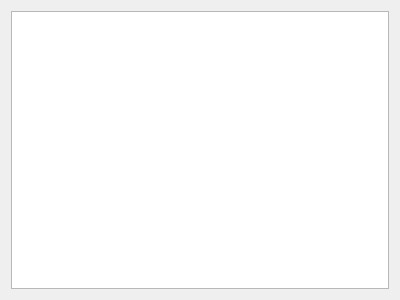
Before: the Qt Designer form analizationform.ui in szazdenes/DistanceCounter, drawn with Qt 5.
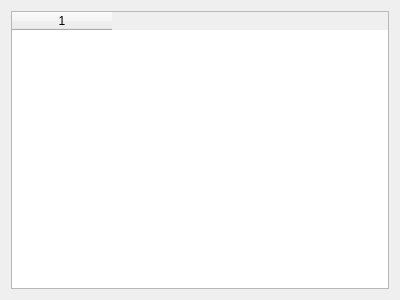
After: the same form once the commit is applied.

Commit message: table coloumn number set

What changed in the file:
```diff
--- a/analizationform.ui
+++ b/analizationform.ui
@@ -15,7 +15,12 @@
   </property>
   <layout class="QGridLayout" name="gridLayout_2">
    <item row="1" column="0">
-    <widget class="QTableWidget" name="tableWidget"/>
+    <widget class="QTableWidget" name="tableWidget">
+     <property name="columnCount">
+      <number>1</number>
+     </property>
+     <column/>
+    </widget>
    </item>
   </layout>
  </widget>
```
